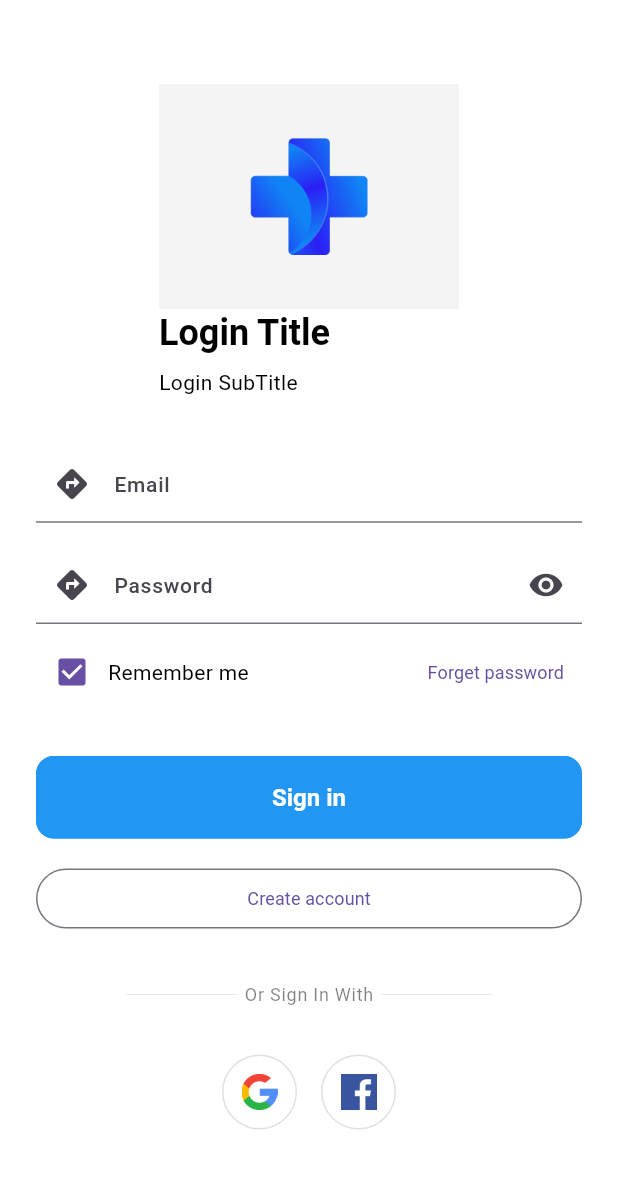
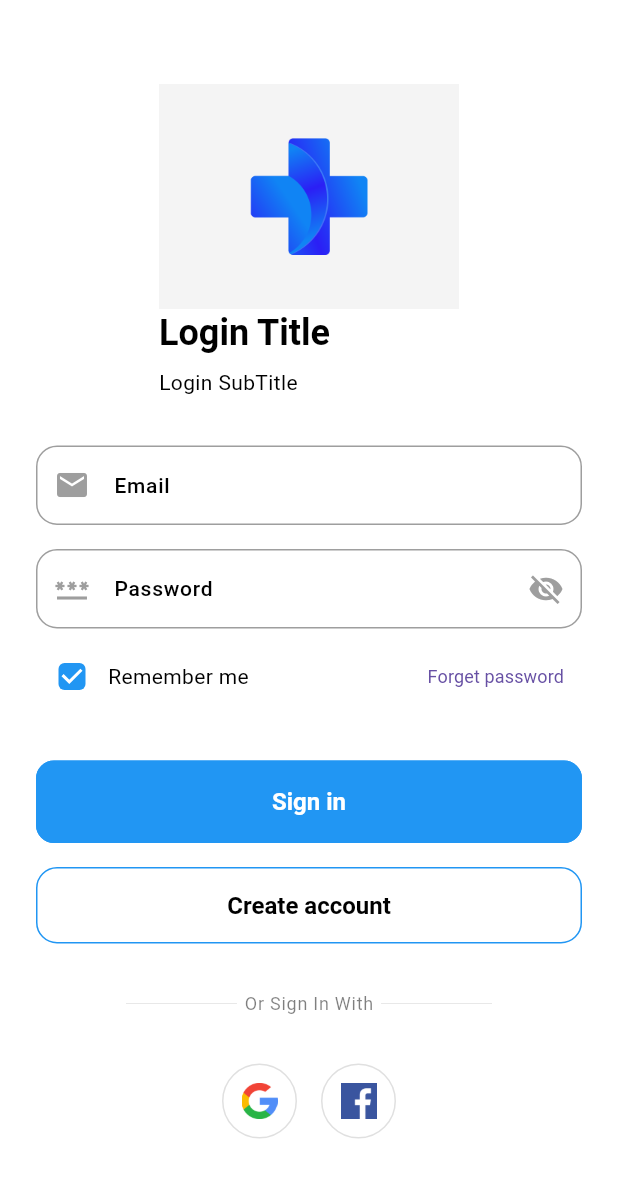
Before and after one commit to Ankhbayarbt/diplom, a Flutter app: the LoginScreen screen opened directly, on a phone screen of 412 x 824 dp. Shown: the top 1178 px of the screen. Run offline on Flutter 3.47's test engine with Material 3 defaults, Android fonts, the light colour scheme and no system bars; our stand-ins replace get, get_storage, logger, smooth_page_indicator; accounts and stored records are empty.

Commit message:
theme saijruulah

```diff
--- a/lib/features/authentication/controllers/onboarding/onboarding_controller.dart
+++ b/lib/features/authentication/controllers/onboarding/onboarding_controller.dart
@@ -32,7 +32,8 @@ class OnBoardingController extends GetxController {
 
   // Update Current Index & jump to last page
   void skipPage() {
-    currentPageIndex.value = 2;
-    pageController.jumpToPage(2);
+    // currentPageIndex.value = 2;
+    // pageController.jumpToPage(2);
+    Get.offAll(() => const LoginScreen());
   }
 }
--- a/lib/features/authentication/screens/login/widgets/login_form.dart
+++ b/lib/features/authentication/screens/login/widgets/login_form.dart
@@ -17,16 +17,15 @@ class LoginForm extends StatelessWidget {
             // Email
             TextFormField(
               decoration: const InputDecoration(
-                  prefixIcon: Icon(Icons.directions),
-                  label: Text(ATexts.email)),
+                  prefixIcon: Icon(Icons.email), label: Text(ATexts.email)),
             ),
             const SizedBox(height: ASizes.spaceBtwInputFields),
             // Password
             TextFormField(
               decoration: const InputDecoration(
-                  prefixIcon: Icon(Icons.directions),
+                  prefixIcon: Icon(Icons.password),
                   label: Text(ATexts.password),
-                  suffixIcon: Icon(Icons.remove_red_eye)),
+                  suffixIcon: Icon(Icons.visibility_off)),
             ),
             const SizedBox(height: ASizes.spaceBtwInputFields / 2),
             // Remember me & Forget password
--- a/lib/utils/theme/custom_themes/appbar_theme.dart
+++ b/lib/utils/theme/custom_themes/appbar_theme.dart
@@ -0,0 +1,29 @@
+import 'package:flutter/material.dart';
+
+class AAppBarTheme {
+  AAppBarTheme._();
+
+  static const lightAppBarTheme = AppBarTheme(
+    elevation: 0,
+    centerTitle: false,
+    scrolledUnderElevation: 0,
+    backgroundColor: Colors.transparent,
+    surfaceTintColor: Colors.transparent,
+    iconTheme: IconThemeData(color: Colors.black, size: 24),
+    actionsIconTheme: IconThemeData(color: Colors.black, size: 24),
+    titleTextStyle: TextStyle(
+        fontSize: 18, fontWeight: FontWeight.w600, color: Colors.black),
+  );
+
+  static const darkAppBarTheme = AppBarTheme(
+    elevation: 0,
+    centerTitle: false,
+    scrolledUnderElevation: 0,
+    backgroundColor: Colors.transparent,
+    surfaceTintColor: Colors.transparent,
+    iconTheme: IconThemeData(color: Colors.black, size: 24),
+    actionsIconTheme: IconThemeData(color: Colors.white, size: 24),
+    titleTextStyle: TextStyle(
+        fontSize: 18, fontWeight: FontWeight.w600, color: Colors.white),
+  );
+}
--- a/lib/utils/theme/custom_themes/bottom_sheet_theme.dart
+++ b/lib/utils/theme/custom_themes/bottom_sheet_theme.dart
@@ -0,0 +1,21 @@
+import 'package:flutter/material.dart';
+
+class ABottomSheetTheme {
+  ABottomSheetTheme._();
+
+  static BottomSheetThemeData lightBottomSheetTheme = BottomSheetThemeData(
+    showDragHandle: true,
+    backgroundColor: Colors.white,
+    modalBackgroundColor: Colors.white,
+    constraints: const BoxConstraints(minWidth: double.infinity),
+    shape: RoundedRectangleBorder(borderRadius: BorderRadius.circular(16)),
+  );
+
+  static BottomSheetThemeData darkBottomSheetTheme = BottomSheetThemeData(
+    showDragHandle: true,
+    backgroundColor: Colors.black,
+    modalBackgroundColor: Colors.black,
+    constraints: const BoxConstraints(minWidth: double.infinity),
+    shape: RoundedRectangleBorder(borderRadius: BorderRadius.circular(16)),
+  );
+}
--- a/lib/utils/theme/custom_themes/checkbox_theme.dart
+++ b/lib/utils/theme/custom_themes/checkbox_theme.dart
@@ -0,0 +1,37 @@
+import 'package:flutter/material.dart';
+
+class AChekcBoxTheme {
+  AChekcBoxTheme._();
+
+  static CheckboxThemeData lightCheckBox = CheckboxThemeData(
+    shape: RoundedRectangleBorder(borderRadius: BorderRadius.circular(4)),
+    checkColor: MaterialStateProperty.resolveWith((states) {
+      if (states.contains(MaterialState.selected)) {
+        return Colors.white;
+      }
+      return Colors.black;
+    }),
+    fillColor: MaterialStateProperty.resolveWith((states) {
+      if (states.contains(MaterialState.selected)) {
+        return Colors.blue;
+      }
+      return Colors.transparent;
+    }),
+  );
+
+  static CheckboxThemeData darkCheckBox = CheckboxThemeData(
+    shape: RoundedRectangleBorder(borderRadius: BorderRadius.circular(4)),
+    checkColor: MaterialStateProperty.resolveWith((states) {
+      if (states.contains(MaterialState.selected)) {
+        return Colors.white;
+      }
+      return Colors.black;
+    }),
+    fillColor: MaterialStateProperty.resolveWith((states) {
+      if (states.contains(MaterialState.selected)) {
+        return Colors.blue;
+      }
+      return Colors.transparent;
+    }),
+  );
+}
--- a/lib/utils/theme/custom_themes/chip_theme.dart
+++ b/lib/utils/theme/custom_themes/chip_theme.dart
@@ -0,0 +1,21 @@
+import 'package:flutter/material.dart';
+
+class AChipTheme {
+  AChipTheme._();
+
+  static ChipThemeData lightChipTheme = ChipThemeData(
+    disabledColor: Colors.grey.withOpacity(0.4),
+    labelStyle: const TextStyle(color: Colors.black),
+    selectedColor: Colors.blue,
+    padding: const EdgeInsets.symmetric(horizontal: 12.0, vertical: 12.0),
+    checkmarkColor: Colors.white,
+  );
+
+  static ChipThemeData darkChipTheme = ChipThemeData(
+    disabledColor: Colors.grey.withOpacity(0.4),
+    labelStyle: const TextStyle(color: Colors.white),
+    selectedColor: Colors.blue,
+    padding: const EdgeInsets.symmetric(horizontal: 12.0, vertical: 12.0),
+    checkmarkColor: Colors.white,
+  );
+}
--- a/lib/utils/theme/custom_themes/outlined_button_theme.dart
+++ b/lib/utils/theme/custom_themes/outlined_button_theme.dart
@@ -0,0 +1,29 @@
+import 'package:flutter/material.dart';
+
+class AOutlinedButtonTheme {
+  AOutlinedButtonTheme._();
+
+  static final lightOutlinedButtonTheme = OutlinedButtonThemeData(
+    style: OutlinedButton.styleFrom(
+      elevation: 0,
+      foregroundColor: Colors.black,
+      side: const BorderSide(color: Colors.blue),
+      textStyle: const TextStyle(
+          fontSize: 16, color: Colors.black, fontWeight: FontWeight.w600),
+      padding: const EdgeInsets.symmetric(horizontal: 20, vertical: 16),
+      shape: RoundedRectangleBorder(borderRadius: BorderRadius.circular(14)),
+    ),
+  );
+
+  static final darkOutlinedButtonTheme = OutlinedButtonThemeData(
+    style: OutlinedButton.styleFrom(
+      elevation: 0,
+      foregroundColor: Colors.white,
+      side: const BorderSide(color: Colors.blueAccent),
+      textStyle: const TextStyle(
+          fontSize: 16, color: Colors.white, fontWeight: FontWeight.w600),
+      padding: const EdgeInsets.symmetric(horizontal: 20, vertical: 16),
+      shape: RoundedRectangleBorder(borderRadius: BorderRadius.circular(14)),
+    ),
+  );
+}
--- a/lib/utils/theme/custom_themes/text_field_theme.dart
+++ b/lib/utils/theme/custom_themes/text_field_theme.dart
@@ -0,0 +1,57 @@
+import 'package:flutter/material.dart';
+
+class ATextFormFieldTheme {
+  ATextFormFieldTheme._();
+
+  static InputDecorationTheme lightInputDecorationTheme = InputDecorationTheme(
+    errorMaxLines: 3,
+    prefixIconColor: Colors.grey,
+    suffixIconColor: Colors.grey,
+    labelStyle: const TextStyle().copyWith(fontSize: 14, color: Colors.black),
+    hintStyle: const TextStyle().copyWith(fontSize: 14, color: Colors.black),
+    errorStyle: const TextStyle().copyWith(fontStyle: FontStyle.normal),
+    floatingLabelStyle:
+        const TextStyle().copyWith(color: Colors.black.withOpacity(0.8)),
+    border: const OutlineInputBorder().copyWith(
+        borderRadius: BorderRadius.circular(14),
+        borderSide: const BorderSide(width: 1, color: Colors.grey)),
+    enabledBorder: const OutlineInputBorder().copyWith(
+        borderRadius: BorderRadius.circular(14),
+        borderSide: const BorderSide(width: 1, color: Colors.grey)),
+    focusedBorder: const OutlineInputBorder().copyWith(
+        borderRadius: BorderRadius.circular(14),
+        borderSide: const BorderSide(width: 1, color: Colors.black12)),
+    errorBorder: const OutlineInputBorder().copyWith(
+        borderRadius: BorderRadius.circular(14),
+        borderSide: const BorderSide(width: 1, color: Colors.red)),
+    focusedErrorBorder: const OutlineInputBorder().copyWith(
+        borderRadius: BorderRadius.circular(14),
+        borderSide: const BorderSide(width: 2, color: Colors.orange)),
+  );
+
+  static InputDecorationTheme darkInputDecorationTheme = InputDecorationTheme(
+    errorMaxLines: 3,
+    prefixIconColor: Colors.grey,
+    suffixIconColor: Colors.grey,
+    labelStyle: const TextStyle().copyWith(fontSize: 14, color: Colors.white),
+    hintStyle: const TextStyle().copyWith(fontSize: 14, color: Colors.white),
+    errorStyle: const TextStyle().copyWith(fontStyle: FontStyle.normal),
+    floatingLabelStyle:
+        const TextStyle().copyWith(color: Colors.white.withOpacity(0.8)),
+    border: const OutlineInputBorder().copyWith(
+        borderRadius: BorderRadius.circular(14),
+        borderSide: const BorderSide(width: 1, color: Colors.grey)),
+    enabledBorder: const OutlineInputBorder().copyWith(
+        borderRadius: BorderRadius.circular(14),
+        borderSide: const BorderSide(width: 1, color: Colors.grey)),
+    focusedBorder: const OutlineInputBorder().copyWith(
+        borderRadius: BorderRadius.circular(14),
+        borderSide: const BorderSide(width: 1, color: Colors.white)),
+    errorBorder: const OutlineInputBorder().copyWith(
+        borderRadius: BorderRadius.circular(14),
+        borderSide: const BorderSide(width: 1, color: Colors.red)),
+    focusedErrorBorder: const OutlineInputBorder().copyWith(
+        borderRadius: BorderRadius.circular(14),
+        borderSide: const BorderSide(width: 2, color: Colors.orange)),
+  );
+}
--- a/lib/utils/theme/theme.dart
+++ b/lib/utils/theme/theme.dart
@@ -1,4 +1,10 @@
+import 'package:ecommerce/utils/theme/custom_themes/appbar_theme.dart';
+import 'package:ecommerce/utils/theme/custom_themes/bottom_sheet_theme.dart';
+import 'package:ecommerce/utils/theme/custom_themes/checkbox_theme.dart';
+import 'package:ecommerce/utils/theme/custom_themes/chip_theme.dart';
 import 'package:ecommerce/utils/theme/custom_themes/elevated_button_theme.dart';
+import 'package:ecommerce/utils/theme/custom_themes/outlined_button_theme.dart';
+import 'package:ecommerce/utils/theme/custom_themes/text_field_theme.dart';
 import 'package:ecommerce/utils/theme/custom_themes/text_theme.dart';
 import 'package:flutter/material.dart';
 
@@ -12,6 +18,12 @@ class AppTheme {
     scaffoldBackgroundColor: Colors.white,
     textTheme: AppTextTheme.lightTextTheme,
     elevatedButtonTheme: AppElevatedButtonTheme.lightElevatedButtonTheme,
+    appBarTheme: AAppBarTheme.lightAppBarTheme,
+    bottomSheetTheme: ABottomSheetTheme.lightBottomSheetTheme,
+    checkboxTheme: AChekcBoxTheme.lightCheckBox,
+    chipTheme: AChipTheme.lightChipTheme,
+    outlinedButtonTheme: AOutlinedButtonTheme.lightOutlinedButtonTheme,
+    inputDecorationTheme: ATextFormFieldTheme.lightInputDecorationTheme,
   );
   static ThemeData darkTheme = ThemeData(
     useMaterial3: true,
@@ -20,5 +32,11 @@ class AppTheme {
     scaffoldBackgroundColor: Colors.black,
     textTheme: AppTextTheme.darkTextTheme,
     elevatedButtonTheme: AppElevatedButtonTheme.darkElevatedButtonTheme,
+    appBarTheme: AAppBarTheme.darkAppBarTheme,
+    bottomSheetTheme: ABottomSheetTheme.darkBottomSheetTheme,
+    checkboxTheme: AChekcBoxTheme.darkCheckBox,
+    chipTheme: AChipTheme.darkChipTheme,
+    outlinedButtonTheme: AOutlinedButtonTheme.darkOutlinedButtonTheme,
+    inputDecorationTheme: ATextFormFieldTheme.darkInputDecorationTheme,
   );
 }
```
Also changed, not shown: 1 other file.
